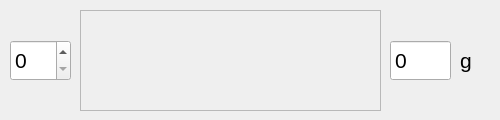
Old version of the form ingredientselector.ui in the repository Omn1/TUIadmin.
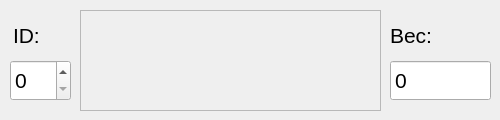
New version of the form. Custom widgets are drawn as their Qt base class.

The edit to the form file:
```diff
--- a/ingredientselector.ui
+++ b/ingredientselector.ui
@@ -19,24 +19,11 @@
   <property name="windowTitle">
    <string>Form</string>
   </property>
-  <widget class="QLabel" name="label">
-   <property name="geometry">
-    <rect>
-     <x>460</x>
-     <y>40</y>
-     <width>31</width>
-     <height>41</height>
-    </rect>
-   </property>
-   <property name="text">
-    <string>&lt;html&gt;&lt;head/&gt;&lt;body&gt;&lt;p&gt;&lt;span style=&quot; font-size:16pt;&quot;&gt;g&lt;/span&gt;&lt;/p&gt;&lt;/body&gt;&lt;/html&gt;</string>
-   </property>
-  </widget>
   <widget class="QSpinBox" name="idSpinBox">
    <property name="geometry">
     <rect>
      <x>10</x>
-     <y>40</y>
+     <y>60</y>
      <width>61</width>
      <height>41</height>
     </rect>
@@ -83,8 +70,8 @@
    <property name="geometry">
     <rect>
      <x>390</x>
-     <y>40</y>
-     <width>61</width>
+     <y>60</y>
+     <width>101</width>
      <height>41</height>
     </rect>
    </property>
@@ -103,6 +90,32 @@
     <number>99999</number>
    </property>
   </widget>
+  <widget class="QLabel" name="label">
+   <property name="geometry">
+    <rect>
+     <x>390</x>
+     <y>20</y>
+     <width>101</width>
+     <height>31</height>
+    </rect>
+   </property>
+   <property name="text">
+    <string>&lt;html&gt;&lt;head/&gt;&lt;body&gt;&lt;p&gt;&lt;span style=&quot; font-size:16pt;&quot;&gt;Вес:&lt;/span&gt;&lt;/p&gt;&lt;/body&gt;&lt;/html&gt;</string>
+   </property>
+  </widget>
+  <widget class="QLabel" name="label_2">
+   <property name="geometry">
+    <rect>
+     <x>13</x>
+     <y>20</y>
+     <width>61</width>
+     <height>31</height>
+    </rect>
+   </property>
+   <property name="text">
+    <string>&lt;html&gt;&lt;head/&gt;&lt;body&gt;&lt;p&gt;&lt;span style=&quot; font-size:16pt;&quot;&gt;ID:&lt;/span&gt;&lt;/p&gt;&lt;/body&gt;&lt;/html&gt;</string>
+   </property>
+  </widget>
  </widget>
  <customwidgets>
   <customwidget>
```
